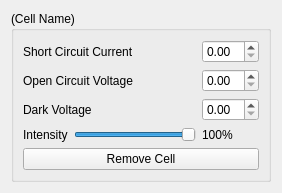
Qt form software/smooth/qt/cellwidget.ui (TheComet/bat6) before a commit.
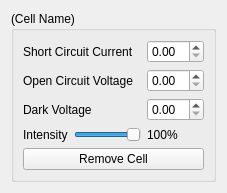
The same form after that commit.

The edit to the form file:
```diff
--- a/software/smooth/qt/cellwidget.ui
+++ b/software/smooth/qt/cellwidget.ui
@@ -6,12 +6,12 @@
    <rect>
     <x>0</x>
     <y>0</y>
-    <width>282</width>
-    <height>138</height>
+    <width>227</width>
+    <height>161</height>
    </rect>
   </property>
   <property name="sizePolicy">
-   <sizepolicy hsizetype="Fixed" vsizetype="Fixed">
+   <sizepolicy hsizetype="Minimum" vsizetype="Fixed">
     <horstretch>0</horstretch>
     <verstretch>0</verstretch>
    </sizepolicy>
```
